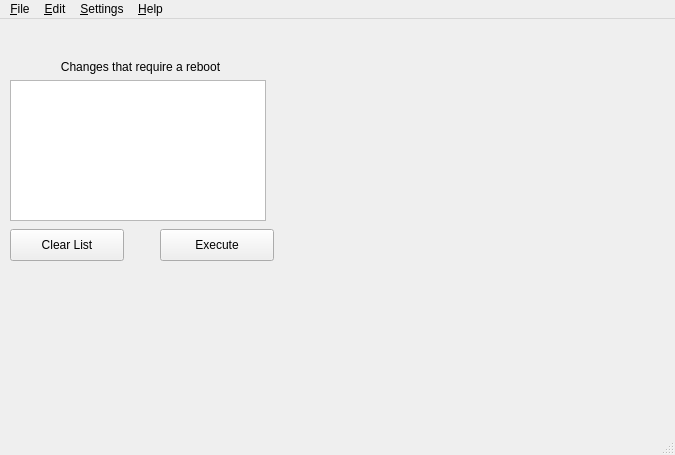
Above: src/ui/MainWindow.ui from ReubenAbrams/Chrubix before the change. Below: the same form after it.
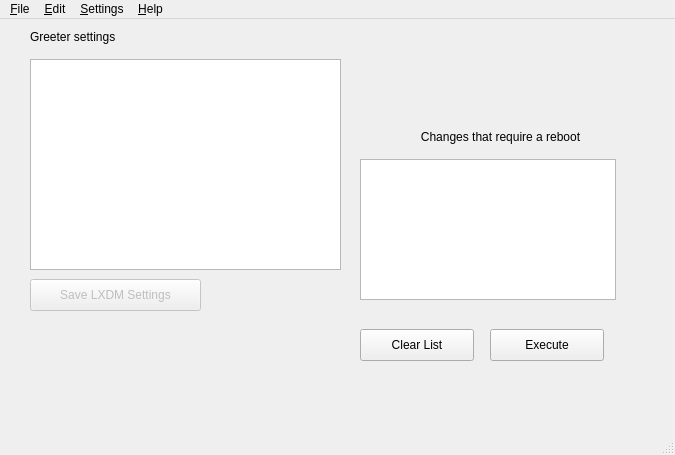
That is the form after the change.

Commit message: GUI now has the LXDM settings editor - an elementary one, anyway

```diff
--- a/src/ui/MainWindow.ui
+++ b/src/ui/MainWindow.ui
@@ -26,8 +26,8 @@
    <widget class="QListWidget" name="lstTasks">
     <property name="geometry">
      <rect>
-      <x>10</x>
-      <y>61</y>
+      <x>360</x>
+      <y>140</y>
       <width>256</width>
       <height>141</height>
      </rect>
@@ -36,8 +36,8 @@
    <widget class="QPushButton" name="btnClear">
     <property name="geometry">
      <rect>
-      <x>10</x>
-      <y>210</y>
+      <x>360</x>
+      <y>310</y>
       <width>114</width>
       <height>32</height>
      </rect>
@@ -49,8 +49,8 @@
    <widget class="QPushButton" name="btnExecute">
     <property name="geometry">
      <rect>
-      <x>160</x>
-      <y>210</y>
+      <x>490</x>
+      <y>310</y>
       <width>114</width>
       <height>32</height>
      </rect>
@@ -62,8 +62,8 @@
    <widget class="QLabel" name="label">
     <property name="geometry">
      <rect>
-      <x>10</x>
-      <y>40</y>
+      <x>370</x>
+      <y>110</y>
       <width>261</width>
       <height>16</height>
      </rect>
@@ -75,6 +75,49 @@
      <set>Qt::AlignCenter</set>
     </property>
    </widget>
+   <widget class="QLabel" name="label_2">
+    <property name="geometry">
+     <rect>
+      <x>30</x>
+      <y>10</y>
+      <width>111</width>
+      <height>16</height>
+     </rect>
+    </property>
+    <property name="text">
+     <string>Greeter settings</string>
+    </property>
+   </widget>
+   <widget class="QPlainTextEdit" name="pteLxdmSettings">
+    <property name="geometry">
+     <rect>
+      <x>30</x>
+      <y>40</y>
+      <width>311</width>
+      <height>211</height>
+     </rect>
+    </property>
+    <property name="plainText">
+     <string>
+</string>
+    </property>
+   </widget>
+   <widget class="QPushButton" name="btnSaveLxdmSettings">
+    <property name="enabled">
+     <bool>false</bool>
+    </property>
+    <property name="geometry">
+     <rect>
+      <x>30</x>
+      <y>260</y>
+      <width>171</width>
+      <height>32</height>
+     </rect>
+    </property>
+    <property name="text">
+     <string>Save LXDM Settings</string>
+    </property>
+   </widget>
   </widget>
   <widget class="QMenuBar" name="menubar">
    <property name="enabled">
```
Left out of the diff: 8 changed lines with no effect on the pictures. The commit also changes 9 other files.
